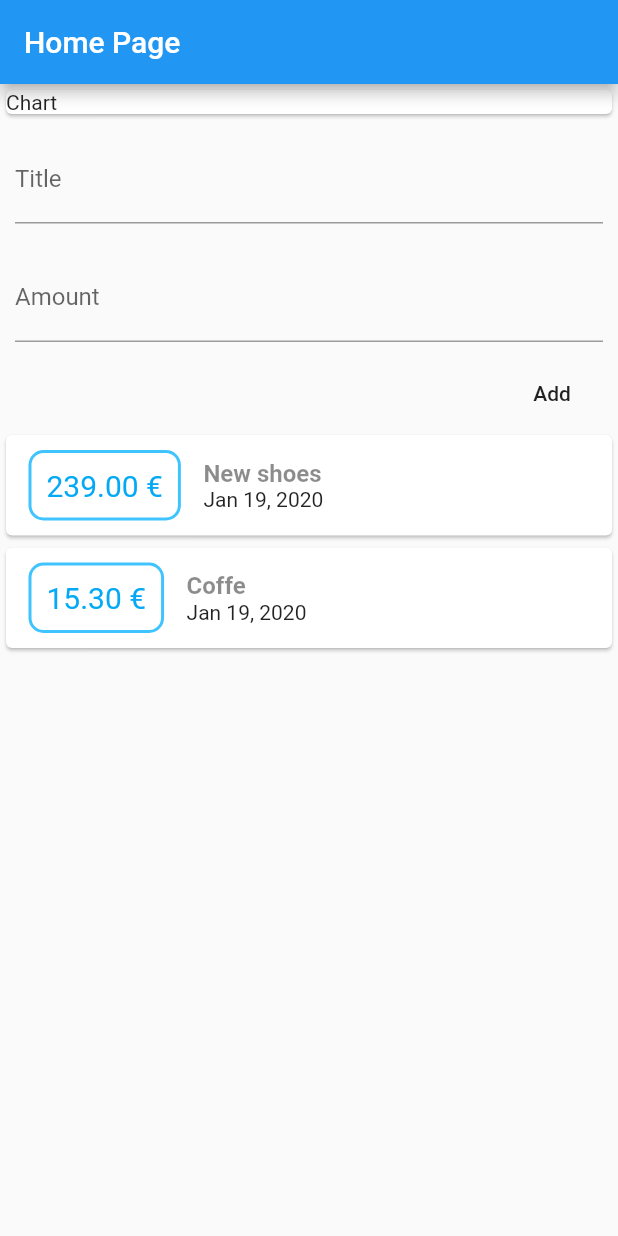
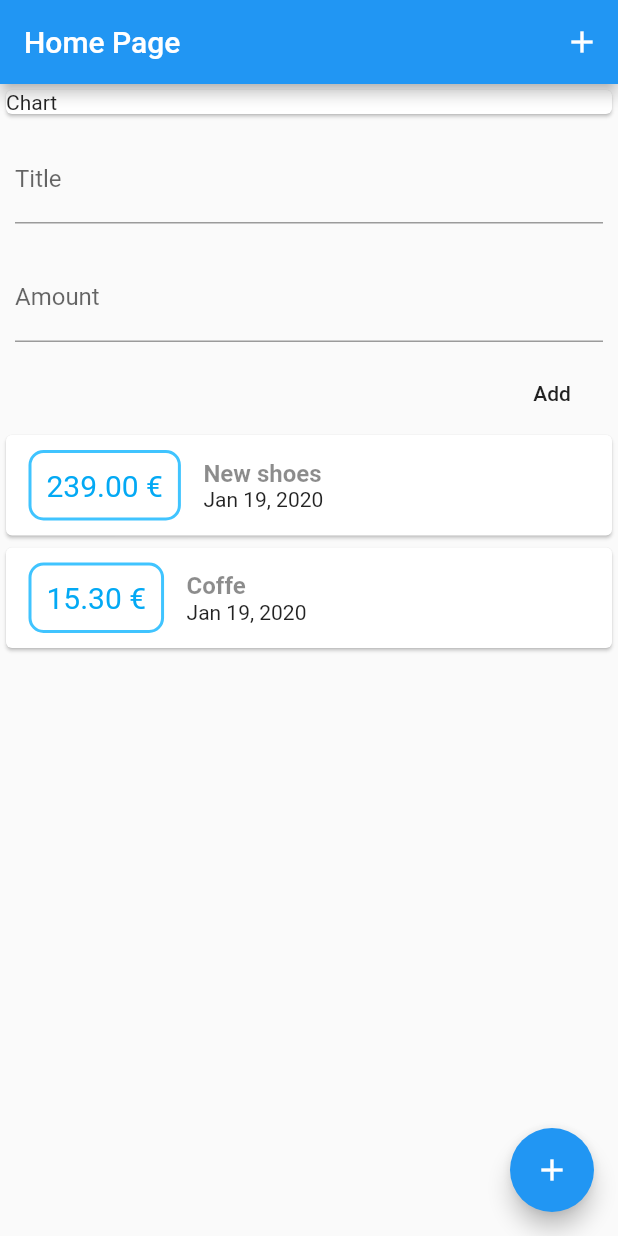
Before and after one commit to gkubiak92/myExpenseMobile, a Flutter app: the screen it shows after launch, on a phone screen of 412 x 824 dp. Run offline on Flutter 3.47's test engine with Material 2 defaults, Android fonts, the phone set to English and light mode, and no system bars.

Commit message:
Add add buttons

```diff
--- a/lib/main.dart
+++ b/lib/main.dart
@@ -20,6 +20,12 @@ class MyHomePage extends StatelessWidget {
     return Scaffold(
       appBar: AppBar(
         title: Text('Home Page'),
+        actions: <Widget>[
+          IconButton(
+            icon: Icon(Icons.add),
+            onPressed: () {},
+          ),
+        ],
       ),
       body: SingleChildScrollView(
         child: Column(
@@ -35,6 +41,11 @@ class MyHomePage extends StatelessWidget {
           ],
         ),
       ),
+      floatingActionButton: FloatingActionButton(
+        child: Icon(Icons.add),
+        onPressed: () {},
+      ),
+      floatingActionButtonLocation: FloatingActionButtonLocation.endFloat,
     );
   }
 }
```
